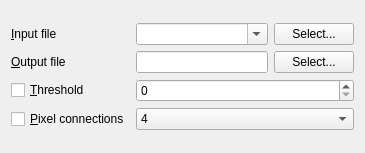
Before: the Qt Designer form qgis/python/plugins/GdalTools/tools/widgetSieve.ui in sourcepole/qgis, drawn with Qt 5.
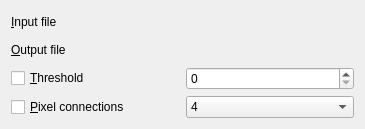
After: the same form once the commit is applied. Custom widgets are drawn as their Qt base class.

Commit message: avoid changes of the input layer when layers in canvas changed

```diff
--- a/qgis/python/plugins/GdalTools/tools/widgetSieve.ui
+++ b/qgis/python/plugins/GdalTools/tools/widgetSieve.ui
@@ -7,7 +7,7 @@
     <x>0</x>
     <y>0</y>
     <width>365</width>
-    <height>153</height>
+    <height>129</height>
    </rect>
   </property>
   <property name="sizePolicy">
@@ -28,68 +28,20 @@
         <string>&amp;Input file</string>
        </property>
        <property name="buddy">
-        <cstring>selectInputFileButton</cstring>
+        <cstring>inSelector</cstring>
        </property>
       </widget>
      </item>
-     <item row="0" column="1">
-      <layout class="QHBoxLayout" name="horizontalLayout_3">
-       <item>
-        <widget class="QComboBox" name="inputLayerCombo">
-         <property name="sizePolicy">
-          <sizepolicy hsizetype="Expanding" vsizetype="Fixed">
-           <horstretch>0</horstretch>
-           <verstretch>0</verstretch>
-          </sizepolicy>
-         </property>
-         <property name="editable">
-          <bool>true</bool>
-         </property>
-         <property name="insertPolicy">
-          <enum>QComboBox::NoInsert</enum>
-         </property>
-        </widget>
-       </item>
-       <item>
-        <widget class="QPushButton" name="selectInputFileButton">
-         <property name="text">
-          <string>Select...</string>
-         </property>
-        </widget>
-       </item>
-      </layout>
-     </item>
      <item row="1" column="0">
       <widget class="QLabel" name="label_2">
        <property name="text">
         <string>&amp;Output file</string>
        </property>
        <property name="buddy">
-        <cstring>selectOutputFileButton</cstring>
+        <cstring>outSelector</cstring>
        </property>
       </widget>
      </item>
-     <item row="1" column="1">
-      <layout class="QHBoxLayout" name="horizontalLayout_2">
-       <item>
-        <widget class="QLineEdit" name="outputFileEdit">
-         <property name="minimumSize">
-          <size>
-           <width>100</width>
-           <height>0</height>
-          </size>
-         </property>
-        </widget>
-       </item>
-       <item>
-        <widget class="QPushButton" name="selectOutputFileButton">
-         <property name="text">
-          <string>Select...</string>
-         </property>
-        </widget>
-       </item>
-      </layout>
-     </item>
      <item row="2" column="0">
       <widget class="QCheckBox" name="thresholdCheck">
        <property name="text">
@@ -125,10 +77,24 @@
        </item>
       </widget>
      </item>
+     <item row="0" column="1">
+      <widget class="GdalToolsInOutSelector" name="inSelector" native="true"/>
+     </item>
+     <item row="1" column="1">
+      <widget class="GdalToolsInOutSelector" name="outSelector" native="true"/>
+     </item>
     </layout>
    </item>
   </layout>
  </widget>
+ <customwidgets>
+  <customwidget>
+   <class>GdalToolsInOutSelector</class>
+   <extends>QWidget</extends>
+   <header>inOutSelector</header>
+   <container>1</container>
+  </customwidget>
+ </customwidgets>
  <resources/>
  <connections/>
 </ui>
```
The commit also changes 41 other files.
